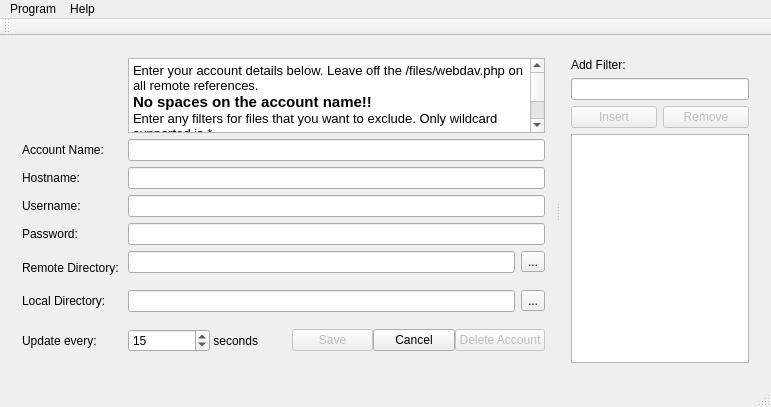
This is SyncWindow.ui in nextcloud/desktop as Qt 5 draws it before an edit. The edited form follows.
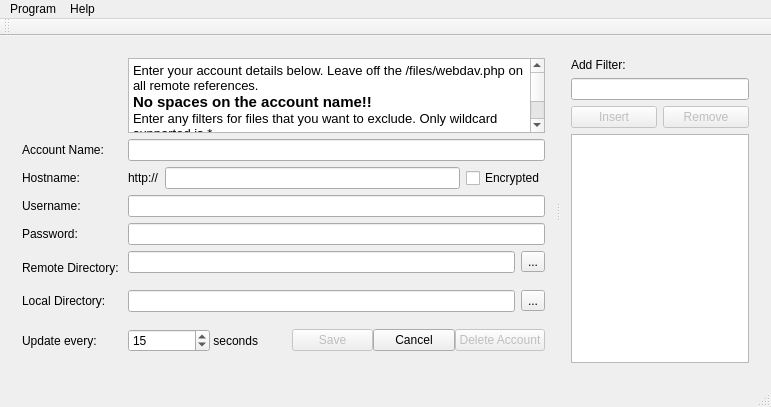
This is the edited form. The open tabs and pages were chosen to show the change. Icons and pictures are not drawn.

Commit message: Updated account editing/creation page to be more clear about the format of the hostname.

Patch:
```diff
--- a/SyncWindow.ui
+++ b/SyncWindow.ui
@@ -294,7 +294,40 @@
              </widget>
             </item>
             <item row="2" column="1">
-             <widget class="QLineEdit" name="lineHost"/>
+             <widget class="QFrame" name="frame_6">
+              <property name="frameShape">
+               <enum>QFrame::NoFrame</enum>
+              </property>
+              <property name="frameShadow">
+               <enum>QFrame::Plain</enum>
+              </property>
+              <layout class="QHBoxLayout" name="horizontalLayout_5">
+               <property name="margin">
+                <number>0</number>
+               </property>
+               <item>
+                <widget class="QLabel" name="labelHttp">
+                 <property name="text">
+                  <string>http://</string>
+                 </property>
+                </widget>
+               </item>
+               <item>
+                <widget class="QLineEdit" name="lineHost">
+                 <property name="text">
+                  <string/>
+                 </property>
+                </widget>
+               </item>
+               <item>
+                <widget class="QCheckBox" name="checkBoxHostnameEncryption">
+                 <property name="text">
+                  <string>Encrypted</string>
+                 </property>
+                </widget>
+               </item>
+              </layout>
+             </widget>
             </item>
             <item row="3" column="0">
              <widget class="QLabel" name="label_2">
```
Left out of the diff: 10 changed lines with no effect on the pictures. The commit also changes 2 other files.
